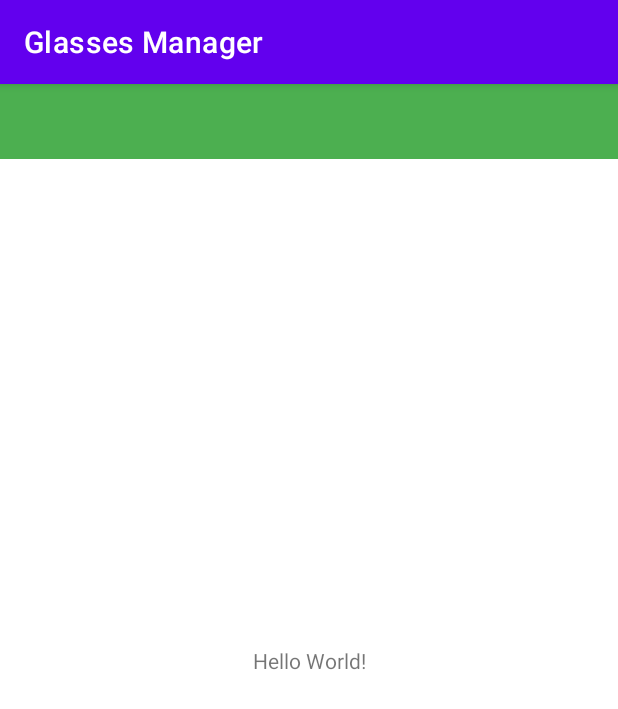
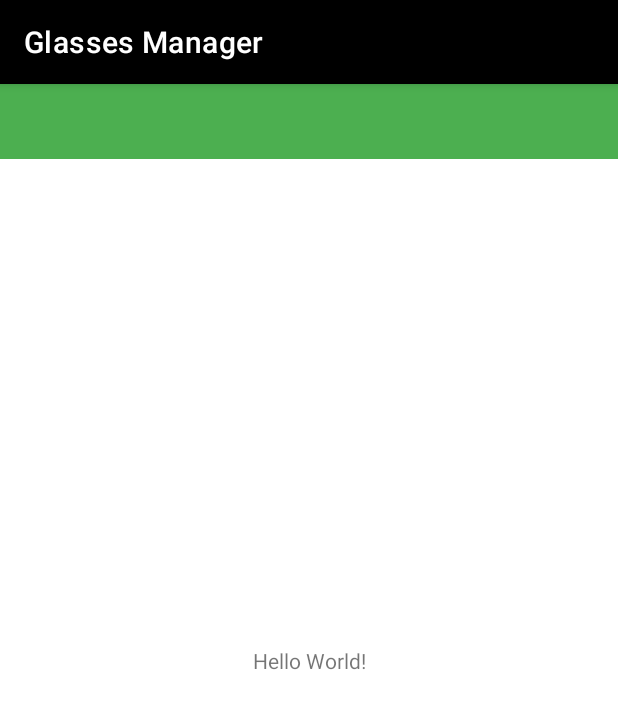
Before and after one commit to SrockNiper/smart-glasses-projekt, an Android app: the screen it shows after launch (MainActivity), on a phone screen of 412 x 824 dp. Shown: the top 709 px of the screen. Run offline under Robolectric (Android 15) with nearby library versions, the phone set to English and light mode, and no system bars.

Commit message:
úprava stylu

```diff
--- a/aplikace/app/src/main/res/values-night/themes.xml
+++ b/aplikace/app/src/main/res/values-night/themes.xml
@@ -2,12 +2,12 @@
     <!-- Base application theme. -->
     <style name="Theme.MyApplication" parent="Theme.MaterialComponents.DayNight.DarkActionBar">
         <!-- Primary brand color. -->
-        <item name="colorPrimary">@color/purple_200</item>
-        <item name="colorPrimaryVariant">@color/purple_700</item>
+        <item name="colorPrimary">@color/black</item>
+        <item name="colorPrimaryVariant">@color/black</item>
         <item name="colorOnPrimary">@color/black</item>
         <!-- Secondary brand color. -->
-        <item name="colorSecondary">@color/teal_200</item>
-        <item name="colorSecondaryVariant">@color/teal_200</item>
+        <item name="colorSecondary">@color/black</item>
+        <item name="colorSecondaryVariant">@color/black</item>
         <item name="colorOnSecondary">@color/black</item>
         <!-- Status bar color. -->
         <item name="android:statusBarColor">?attr/colorPrimaryVariant</item>
--- a/aplikace/app/src/main/res/values/themes.xml
+++ b/aplikace/app/src/main/res/values/themes.xml
@@ -2,8 +2,8 @@
     <!-- Base application theme. -->
     <style name="Theme.MyApplication" parent="Theme.MaterialComponents.DayNight.DarkActionBar">
         <!-- Primary brand color. -->
-        <item name="colorPrimary">@color/purple_500</item>
-        <item name="colorPrimaryVariant">@color/purple_700</item>
+        <item name="colorPrimary">@color/black</item>
+        <item name="colorPrimaryVariant">@color/black</item>
         <item name="colorOnPrimary">@color/white</item>
         <!-- Secondary brand color. -->
         <item name="colorSecondary">@color/teal_200</item>
```
